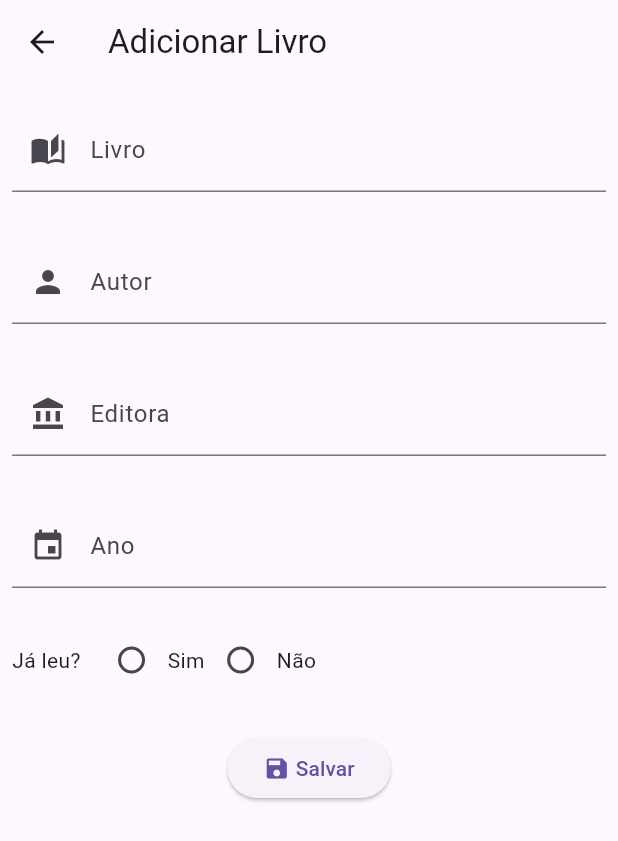
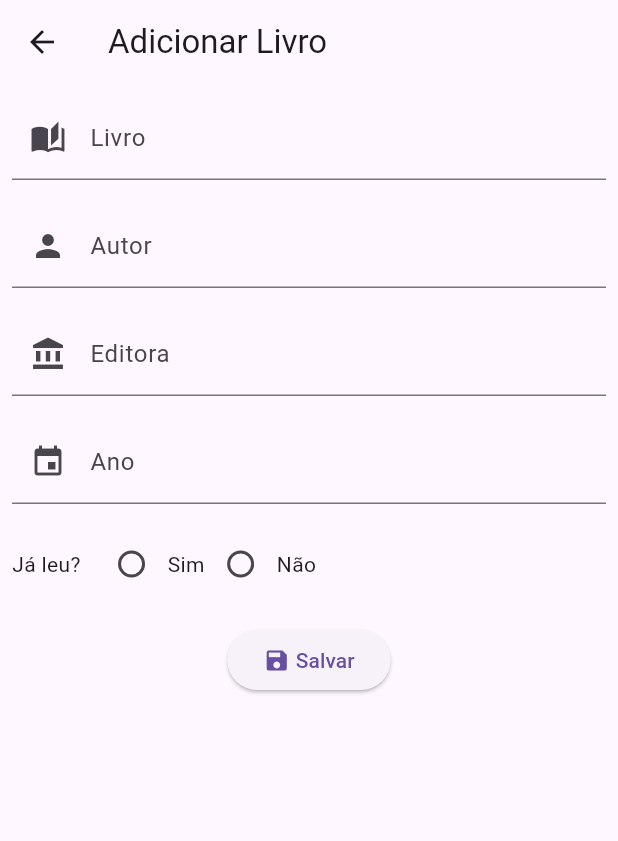
Before and after one commit to camilafbarcellos/flutter-todo, a Flutter app: the FormLivro screen opened directly, on a phone screen of 412 x 824 dp. Shown: the top 841 px of the screen. Run offline on Flutter 3.47's test engine with Material 3 defaults, Android fonts, the phone set to English and light mode, and no system bars; our stand-ins replace sqflite, transparent_image; accounts and stored records are empty; network calls fail.

Commit message:
fix: fix radio selection and livro update

```diff
--- a/lib/screens/livro_form.dart
+++ b/lib/screens/livro_form.dart
@@ -13,7 +13,7 @@ class FormLivro extends StatefulWidget {
   final TextEditingController _controladorAutor = TextEditingController();
   final TextEditingController _controladorEditora = TextEditingController();
   final TextEditingController _controladorAno = TextEditingController();
-  int? _lido; // integer se leu ou nao
+  int? _controladorLido; // integer se leu ou nao
 
   @override
   State<StatefulWidget> createState() {
@@ -36,9 +36,7 @@ class FormLivroState extends State<FormLivro> {
       widget._controladorAutor.text = widget.livro!.autor;
       widget._controladorEditora.text = widget.livro!.editora;
       widget._controladorAno.text = widget.livro!.ano;
-      widget._lido = widget.livro!.lido;
-      // widget._controladorLido.text =
-      //     widget.livro!.lido.toString(); // usar int.parse
+      widget._controladorLido = widget.livro!.lido;
     }
   }
 
@@ -50,10 +48,11 @@ class FormLivroState extends State<FormLivro> {
       ),
       body: Form(
         key: _formLivroKey,
+        child: SingleChildScrollView(
           child: Column(
             children: [
               Padding(
-              padding: EdgeInsets.symmetric(horizontal: 8, vertical: 16),
+                padding: EdgeInsets.all(8),
                 child: TextFormField(
                   validator: (value) {
                     if (value == null || value.isEmpty) {
@@ -73,7 +72,7 @@ class FormLivroState extends State<FormLivro> {
                 ),
               ),
               Padding(
-              padding: EdgeInsets.symmetric(horizontal: 8, vertical: 16),
+                padding: EdgeInsets.all(8),
                 child: TextFormField(
                   validator: (value) {
                     if (value == null || value.isEmpty) {
@@ -93,7 +92,7 @@ class FormLivroState extends State<FormLivro> {
                 ),
               ),
               Padding(
-              padding: EdgeInsets.symmetric(horizontal: 8, vertical: 16),
+                padding: EdgeInsets.all(8),
                 child: TextFormField(
                   validator: (value) {
                     if (value == null || value.isEmpty) {
@@ -113,7 +112,7 @@ class FormLivroState extends State<FormLivro> {
                 ),
               ),
               Padding(
-              padding: EdgeInsets.symmetric(horizontal: 8, vertical: 16),
+                padding: EdgeInsets.all(8),
                 child: TextFormField(
                   validator: (value) {
                     final regex = new RegExp(r'^[0-9]+$');
@@ -127,7 +126,7 @@ class FormLivroState extends State<FormLivro> {
                   controller: widget._controladorAno,
                   decoration: InputDecoration(
                     labelText: 'Ano',
-                  hintText: 'Indique o ano de publicaçao',
+                    hintText: 'Indique o ano de publicação',
                     prefixIcon: Padding(
                       padding: EdgeInsets.all(0.0),
                       child: Icon(Icons.event),
@@ -145,10 +144,10 @@ class FormLivroState extends State<FormLivro> {
                       children: [
                         Radio<int>(
                           value: 1,
-                        groupValue: widget._lido,
+                          groupValue: widget._controladorLido,
                           onChanged: (value) {
                             setState(() {
-                            widget._lido = value as int;
+                              widget._controladorLido = value;
                             });
                           },
                         ),
@@ -159,10 +158,10 @@ class FormLivroState extends State<FormLivro> {
                       children: [
                         Radio<int>(
                           value: 0,
-                        groupValue: widget._lido,
+                          groupValue: widget._controladorLido,
                           onChanged: (value) {
                             setState(() {
-                            widget._lido = value as int;
+                              widget._controladorLido = value;
                             });
                           },
                         ),
@@ -173,11 +172,15 @@ class FormLivroState extends State<FormLivro> {
                 ),
               ),
               Container(
-              padding: EdgeInsets.symmetric(horizontal: 8, vertical: 16),
+                padding: EdgeInsets.all(8),
                 width: 125,
                 child: ElevatedButton(
                   onPressed: () {
                     if (_formLivroKey.currentState!.validate()) {
+                      // checar se é alteração ou inclusão
+                      if (_id != null)
+                        atualizarLivro(context);
+                      else
                         criarLivro(context);
                     }
                   },
@@ -197,6 +200,7 @@ class FormLivroState extends State<FormLivro> {
             ],
           ),
         ),
+      ),
     );
     throw UnimplementedError();
   }
@@ -204,41 +208,39 @@ class FormLivroState extends State<FormLivro> {
   // método para criar livro
   void criarLivro(BuildContext context) {
     LivroDao _dao = LivroDao();
-    // checar se é alteração ou inclusão
-    if (_id != null) {
-      // alteração
-      // captura dados da livro pelos controladores
-      widget._controladorLivro.text = widget.livro!.nome;
-      widget._controladorAutor.text = widget.livro!.autor;
-      widget._controladorEditora.text = widget.livro!.editora;
-      widget._controladorAno.text = widget.livro!.ano;
-      widget._lido = widget.livro!.lido;
+    // inclusão
+    final livroNovo = Livro(
+        0,
+        widget._controladorLivro.text,
+        widget._controladorAutor.text,
+        widget._controladorEditora.text,
+        widget._controladorAno.text,
+        widget._controladorLido!);
 
+    // mandar livro criado para a tela de lista livros pelo Navigator
+    _dao.save(livroNovo).then((id) => Navigator.pop(context, livroNovo));
+
+    // exibir mensagem snackbar avisando que o livro foi criado
+    final SnackBar snackBar =
+        SnackBar(content: const Text("Livro adicionado!"));
+    ScaffoldMessenger.of(context).showSnackBar(snackBar);
+  }
+
+  // método para atualizar livro
+  void atualizarLivro(BuildContext context) {
+    LivroDao _dao = LivroDao();
     final livroNovo = Livro(
         _id!,
         widget._controladorLivro.text,
         widget._controladorAutor.text,
         widget._controladorEditora.text,
         widget._controladorAno.text,
-          widget._lido!);
-      // mandar livro criada para a tela de lista livros pelo Navigator
+        widget._controladorLido!);
+    // mandar livro atualizado para a tela de lista livros pelo Navigator
     _dao.update(livroNovo).then((id) => Navigator.pop(context, livroNovo));
-    } else {
-      // inclusão
-      final livroNovo = Livro(
-          0,
-          widget._controladorLivro.text,
-          widget._controladorLivro.text,
-          widget._controladorAutor.text,
-          widget._controladorEditora.text,
-          widget._controladorAno.text as int,
-          widget._lido!);
-      // mandar livro criada para a tela de lista livros pelo Navigator
-      _dao.save(livroNovo).then((id) => Navigator.pop(context, livroNovo));
-    }
-    // exibir mensagem snackbar avisando que a livro foi criada
+    // exibir mensagem snackbar avisando que o livro foi atualizado
     final SnackBar snackBar =
-        SnackBar(content: const Text("Livro adicionado!"));
+        SnackBar(content: const Text("Livro atualizado!"));
     ScaffoldMessenger.of(context).showSnackBar(snackBar);
   }
 }
```
Lines whose indentation alone changed are shown as unchanged.
